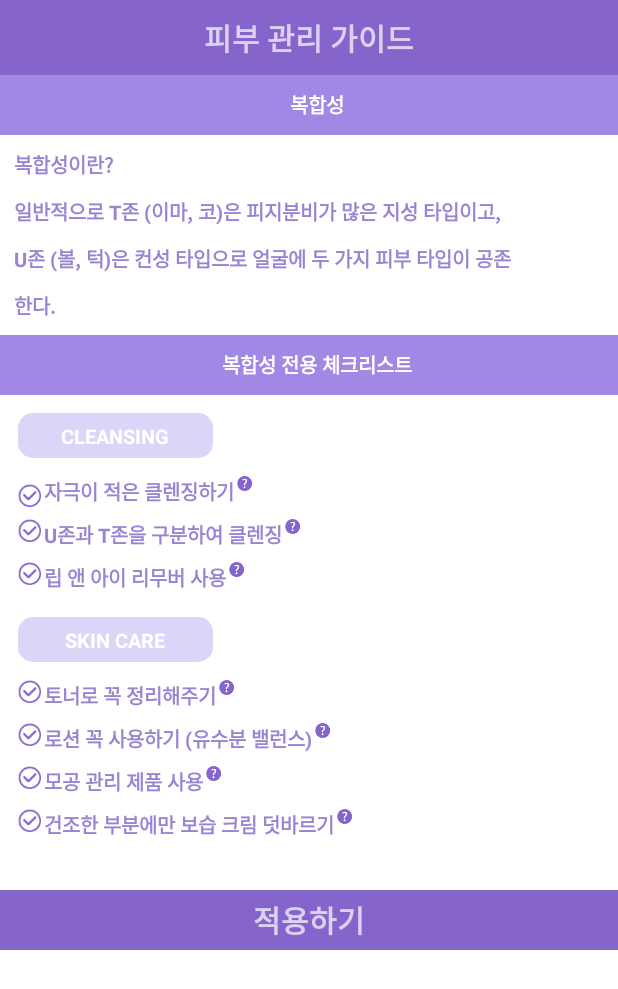
After one commit to JangKyungJoo/devCamp, an Android app: the GuideDetailActivity screen opened directly, with no data from a screen before it, on a phone screen of 412 x 824 dp. The commit adds this screen. Shown: the top 989 px of the screen. Run offline under Robolectric (Android 15) with nearby library versions, the phone set to English and light mode, and no system bars.

Commit message:
apply guid activity design

```diff
--- a/app/src/main/AndroidManifest.xml
+++ b/app/src/main/AndroidManifest.xml
@@ -17,6 +17,8 @@
             </intent-filter>
         </activity>
         <activity android:name=".SettingActivity"/>
+        <activity android:name=".GuideActivity"/>
+        <activity android:name=".GuideDetailActivity"/>
     </application>
 
 </manifest>
--- /dev/null
+++ b/app/src/main/java/com/example/devcamp/GuideDetailActivity.java
@@ -0,0 +1,14 @@
+package com.example.devcamp;
+
+import android.os.Bundle;
+import android.support.annotation.Nullable;
+import android.support.v7.app.AppCompatActivity;
+
+public class GuideDetailActivity extends AppCompatActivity {
+
+    @Override
+    protected void onCreate(@Nullable Bundle savedInstanceState) {
+        super.onCreate(savedInstanceState);
+        setContentView(R.layout.layout_guide_detail);
+    }
+}
--- a/app/src/main/java/com/example/devcamp/MainActivity.java
+++ b/app/src/main/java/com/example/devcamp/MainActivity.java
@@ -84,7 +84,8 @@ public class MainActivity extends AppCompatActivity {
         guideBtn.setOnClickListener(new View.OnClickListener() {
             @Override
             public void onClick(View view) {
-                Toast.makeText(getApplicationContext(), "guide", Toast.LENGTH_SHORT).show();
+                Intent intent = new Intent(getApplicationContext(), GuideActivity.class);
+                startActivity(intent);
             }
         });
 
--- /dev/null
+++ b/app/src/main/res/drawable/shape_rounded_corner.xml
@@ -0,0 +1,12 @@
+<?xml version="1.0" encoding="utf-8"?>
+<shape xmlns:android="http://schemas.android.com/apk/res/android" >
+
+    <solid android:color="#DBD5F7" />
+
+    <padding
+        android:left="1dp"
+        android:right="1dp"
+        android:top="1dp" />
+
+    <corners android:radius="10dp" />
+</shape>
--- /dev/null
+++ b/app/src/main/res/layout/layout_guide_detail.xml
@@ -0,0 +1,367 @@
+<?xml version="1.0" encoding="utf-8"?>
+<LinearLayout xmlns:android="http://schemas.android.com/apk/res/android"
+    android:orientation="vertical" android:layout_width="match_parent"
+    android:layout_height="match_parent"
+    android:background="@android:color/white">
+
+    <FrameLayout
+        android:layout_width="match_parent"
+        android:layout_height="@dimen/activity_title_height"
+        android:background="@color/colorPrimary">
+
+        <TextView
+            android:layout_width="wrap_content"
+            android:layout_height="wrap_content"
+            android:text="피부 관리 가이드"
+            android:textStyle="bold"
+            android:textSize="@dimen/activity_title_text_size"
+            android:layout_gravity="center"/>
+
+    </FrameLayout>
+
+    <FrameLayout
+        android:layout_width="match_parent"
+        android:layout_height="@dimen/item_guide_height"
+        android:background="@color/colorAccent"
+        android:padding="4dp">
+
+        <TextView
+            android:layout_width="wrap_content"
+            android:layout_height="wrap_content"
+            android:textSize="@dimen/setting_text_group_size"
+            android:layout_marginLeft="@dimen/icon_setting_group_margin"
+            android:textStyle="bold"
+            android:textColor="@android:color/white"
+            android:layout_gravity="center"
+            android:text="복합성"/>
+
+    </FrameLayout>
+
+
+    <LinearLayout
+        android:layout_width="match_parent"
+        android:layout_height="wrap_content"
+        android:orientation="vertical"
+        android:padding="4dp">
+
+        <TextView
+            android:layout_width="wrap_content"
+            android:layout_height="wrap_content"
+            android:textSize="@dimen/setting_text_group_size"
+            android:layout_margin="@dimen/icon_setting_group_margin"
+            android:textStyle="bold"
+            android:textColor="@color/colorPrimaryDark"
+            android:text="복합성이란?"/>
+
+        <TextView
+            android:layout_width="wrap_content"
+            android:layout_height="wrap_content"
+            android:textSize="@dimen/setting_text_group_size"
+            android:layout_margin="@dimen/icon_setting_group_margin"
+            android:textStyle="bold"
+            android:textColor="@color/colorPrimaryDark"
+            android:text="일반적으로 T존 (이마, 코)은 피지분비가 많은 지성 타입이고,"/>
+
+        <TextView
+            android:layout_width="wrap_content"
+            android:layout_height="wrap_content"
+            android:layout_margin="@dimen/icon_setting_group_margin"
+            android:textSize="@dimen/setting_text_group_size"
+            android:textStyle="bold"
+            android:textColor="@color/colorPrimaryDark"
+            android:text="U존 (볼, 턱)은 컨성 타입으로 얼굴에 두 가지 피부 타입이 공존"/>
+
+        <TextView
+            android:layout_width="wrap_content"
+            android:layout_height="wrap_content"
+            android:textSize="@dimen/setting_text_group_size"
+            android:layout_margin="@dimen/icon_setting_group_margin"
+            android:textStyle="bold"
+            android:textColor="@color/colorPrimaryDark"
+            android:text="한다."/>
+
+    </LinearLayout>
+
+    <FrameLayout
+        android:layout_width="match_parent"
+        android:layout_height="@dimen/item_guide_height"
+        android:background="@color/colorAccent"
+        android:padding="4dp">
+
+        <TextView
+            android:layout_width="wrap_content"
+            android:layout_height="wrap_content"
+            android:textSize="@dimen/setting_text_group_size"
+            android:layout_marginLeft="@dimen/icon_setting_group_margin"
+            android:textStyle="bold"
+            android:textColor="@android:color/white"
+            android:layout_gravity="center"
+            android:text="복합성 전용 체크리스트"/>
+
+    </FrameLayout>
+
+    <FrameLayout
+        android:layout_width="match_parent"
+        android:layout_height="330dp">
+
+        <LinearLayout
+            android:layout_width="match_parent"
+            android:layout_height="wrap_content"
+            android:orientation="vertical"
+            android:padding="12dp"
+            android:layout_gravity="left">
+
+            <FrameLayout
+                android:layout_width="130dp"
+                android:layout_height="wrap_content"
+                android:background="@drawable/shape_rounded_corner"
+                android:layout_marginBottom="12dp">
+
+                <TextView
+                    android:layout_width="wrap_content"
+                    android:layout_height="wrap_content"
+                    android:textSize="@dimen/setting_text_group_size"
+                    android:layout_gravity="center"
+                    android:layout_margin="@dimen/icon_setting_group_margin"
+                    android:textStyle="bold"
+                    android:textColor="@android:color/white"
+                    android:text="CLEANSING"/>
+
+            </FrameLayout>
+
+            <LinearLayout
+                android:layout_width="wrap_content"
+                android:layout_height="wrap_content"
+                android:layout_marginBottom="8dp"
+                android:orientation="horizontal">
+
+                <ImageView
+                    android:layout_width="@dimen/dialog_icon_size"
+                    android:layout_height="@dimen/dialog_icon_size"
+                    android:src="@mipmap/icon_guide_checkbox_true"
+                    android:layout_gravity="bottom"/>
+
+                <TextView
+                    android:layout_width="wrap_content"
+                    android:layout_height="wrap_content"
+                    android:textSize="@dimen/setting_text_group_size"
+                    android:textStyle="bold"
+                    android:textColor="@color/colorPrimaryDark"
+                    android:layout_marginLeft="2dp"
+                    android:text="자극이 적은 클렌징하기"/>
+
+                <ImageView
+                    android:layout_width="@dimen/icon_guide_size"
+                    android:layout_height="@dimen/icon_guide_size"
+                    android:layout_marginLeft="2dp"
+                    android:src="@mipmap/icon_guide_question"/>
+
+            </LinearLayout>
+
+            <LinearLayout
+                android:layout_width="wrap_content"
+                android:layout_height="wrap_content"
+                android:layout_marginBottom="8dp"
+                android:orientation="horizontal">
+
+                <ImageView
+                    android:layout_width="@dimen/dialog_icon_size"
+                    android:layout_height="@dimen/dialog_icon_size"
+                    android:src="@mipmap/icon_guide_checkbox_true"/>
+
+                <TextView
+                    android:layout_width="wrap_content"
+                    android:layout_height="wrap_content"
+                    android:textSize="@dimen/setting_text_group_size"
+                    android:textStyle="bold"
+                    android:textColor="@color/colorPrimaryDark"
+                    android:layout_marginLeft="2dp"
+                    android:text="U존과 T존을 구분하여 클렌징"/>
+
+                <ImageView
+                    android:layout_width="@dimen/icon_guide_size"
+                    android:layout_height="@dimen/icon_guide_size"
+                    android:layout_marginLeft="2dp"
+                    android:src="@mipmap/icon_guide_question"/>
+
+            </LinearLayout>
+
+            <LinearLayout
+                android:layout_width="wrap_content"
+                android:layout_height="wrap_content"
+                android:layout_marginBottom="8dp"
+                android:orientation="horizontal">
+
+                <ImageView
+                    android:layout_width="@dimen/dialog_icon_size"
+                    android:layout_height="@dimen/dialog_icon_size"
+                    android:src="@mipmap/icon_guide_checkbox_true"/>
+
+                <TextView
+                    android:layout_width="wrap_content"
+                    android:layout_height="wrap_content"
+                    android:textSize="@dimen/setting_text_group_size"
+                    android:textStyle="bold"
+                    android:textColor="@color/colorPrimaryDark"
+                    android:layout_marginLeft="2dp"
+                    android:text="립 앤 아이 리무버 사용"/>
+
+                <ImageView
+                    android:layout_width="@dimen/icon_guide_size"
+                    android:layout_height="@dimen/icon_guide_size"
+                    android:layout_marginLeft="2dp"
+                    android:src="@mipmap/icon_guide_question"/>
+
+            </LinearLayout>
+
+            <FrameLayout
+                android:layout_width="130dp"
+                android:layout_height="wrap_content"
+                android:background="@drawable/shape_rounded_corner"
+                android:layout_marginTop="8dp"
+                android:layout_marginBottom="12dp">
+
+                <TextView
+                    android:layout_width="wrap_content"
+                    android:layout_height="wrap_content"
+                    android:textSize="@dimen/setting_text_group_size"
+                    android:layout_margin="@dimen/icon_setting_group_margin"
+                    android:textStyle="bold"
+                    android:layout_gravity="center"
+                    android:textColor="@android:color/white"
+                    android:text="SKIN CARE"/>
+
+            </FrameLayout>
+
+            <LinearLayout
+                android:layout_width="wrap_content"
+                android:layout_height="wrap_content"
+                android:layout_marginBottom="8dp"
+                android:orientation="horizontal">
+
+                <ImageView
+                    android:layout_width="@dimen/dialog_icon_size"
+                    android:layout_height="@dimen/dialog_icon_size"
+                    android:src="@mipmap/icon_guide_checkbox_true"/>
+
+                <TextView
+                    android:layout_width="wrap_content"
+                    android:layout_height="wrap_content"
+                    android:textSize="@dimen/setting_text_group_size"
+                    android:textStyle="bold"
+                    android:textColor="@color/colorPrimaryDark"
+                    android:layout_marginLeft="2dp"
+                    android:text="토너로 꼭 정리해주기"/>
+
+                <ImageView
+                    android:layout_width="@dimen/icon_guide_size"
+                    android:layout_marginLeft="2dp"
+                    android:layout_height="@dimen/icon_guide_size"
+                    android:src="@mipmap/icon_guide_question"/>
+
+            </LinearLayout>
+
+            <LinearLayout
+                android:layout_width="wrap_content"
+                android:layout_height="wrap_content"
+                android:layout_marginBottom="8dp"
+                android:orientation="horizontal">
+
+                <ImageView
+                    android:layout_width="@dimen/dialog_icon_size"
+                    android:layout_height="@dimen/dialog_icon_size"
+                    android:src="@mipmap/icon_guide_checkbox_true"/>
+
+                <TextView
+                    android:layout_width="wrap_content"
+                    android:layout_height="wrap_content"
+                    android:textSize="@dimen/setting_text_group_size"
+                    android:textStyle="bold"
+                    android:textColor="@color/colorPrimaryDark"
+                    android:layout_marginLeft="2dp"
+                    android:text="로션 꼭 사용하기 (유수분 밸런스)"/>
+
+                <ImageView
+                    android:layout_width="@dimen/icon_guide_size"
+                    android:layout_height="@dimen/icon_guide_size"
+                    android:layout_marginLeft="2dp"
+                    android:src="@mipmap/icon_guide_question"/>
+
+            </LinearLayout>
+
+            <LinearLayout
+                android:layout_width="wrap_content"
+                android:layout_height="wrap_content"
+                android:layout_marginBottom="8dp"
+                android:orientation="horizontal">
+
+                <ImageView
+                    android:layout_width="@dimen/dialog_icon_size"
+                    android:layout_height="@dimen/dialog_icon_size"
+                    android:src="@mipmap/icon_guide_checkbox_true"/>
+
+                <TextView
+                    android:layout_width="wrap_content"
+                    android:layout_height="wrap_content"
+                    android:textSize="@dimen/setting_text_group_size"
+                    android:textStyle="bold"
+                    android:layout_marginLeft="2dp"
+                    android:textColor="@color/colorPrimaryDark"
+                    android:text="모공 관리 제품 사용"/>
+
+                <ImageView
+                    android:layout_width="@dimen/icon_guide_size"
+                    android:layout_height="@dimen/icon_guide_size"
+                    android:layout_marginLeft="2dp"
+                    android:src="@mipmap/icon_guide_question"/>
+
+            </LinearLayout>
+
+            <LinearLayout
+                android:layout_width="wrap_content"
+                android:layout_height="wrap_content"
+                android:layout_marginBottom="8dp"
+                android:orientation="horizontal">
+
+                <ImageView
+                    android:layout_width="@dimen/dialog_icon_size"
+                    android:layout_height="@dimen/dialog_icon_size"
+                    android:src="@mipmap/icon_guide_checkbox_true"/>
+
+                <TextView
+                    android:layout_width="wrap_content"
+                    android:layout_height="wrap_content"
+                    android:textSize="@dimen/setting_text_group_size"
+                    android:textStyle="bold"
+                    android:layout_marginLeft="2dp"
+                    android:textColor="@color/colorPrimaryDark"
+                    android:text="건조한 부분에만 보습 크림 덧바르기"/>
+
+                <ImageView
+                    android:layout_width="@dimen/icon_guide_size"
+                    android:layout_height="@dimen/icon_guide_size"
+                    android:layout_marginLeft="2dp"
+                    android:src="@mipmap/icon_guide_question"/>
+
+            </LinearLayout>
+
+        </LinearLayout>
+
+    </FrameLayout>
+
+    <FrameLayout
+        android:layout_width="match_parent"
+        android:layout_height="40dp"
+        android:background="@color/colorPrimary">
+
+        <TextView
+            android:layout_width="wrap_content"
+            android:layout_height="wrap_content"
+            android:text="적용하기"
+            android:textStyle="bold"
+            android:textSize="@dimen/activity_title_text_size"
+            android:layout_gravity="center"/>
+
+    </FrameLayout>
+
+</LinearLayout>
--- a/app/src/main/res/layout/layout_item_expandable.xml
+++ b/app/src/main/res/layout/layout_item_expandable.xml
@@ -1,7 +1,7 @@
 <?xml version="1.0" encoding="utf-8"?>
 <LinearLayout xmlns:android="http://schemas.android.com/apk/res/android"
     android:layout_width="match_parent"
-    android:layout_height="match_parent"
+    android:layout_height="40dp"
     android:padding="4dp">
 
     <ImageView
--- a/app/src/main/res/values/colors.xml
+++ b/app/src/main/res/values/colors.xml
@@ -2,5 +2,5 @@
 <resources>
     <color name="colorPrimary">#8564CC</color>
     <color name="colorPrimaryDark">#9984D3</color>
-    <color name="colorAccent">#FF4081</color>
+    <color name="colorAccent">#A188E5</color>
 </resources>
--- a/app/src/main/res/values/dimens.xml
+++ b/app/src/main/res/values/dimens.xml
@@ -25,7 +25,7 @@
     <dimen name="dialog_icon_size">15dp</dimen>
     <dimen name="dialog_saveBtn_height">30dp</dimen>
     <dimen name="dialog_saveBtn_marginTop">10dp</dimen>
-    <dimen name="icon_circle_margin">4dp</dimen>
+    <dimen name="icon_circle_margin">8dp</dimen>
     <dimen name="dialog_text_height">50dp</dimen>
     <dimen name="dialog_title_height">30dp</dimen>
     <dimen name="dialog_title_padding">4dp</dimen>
@@ -36,5 +36,7 @@
     <dimen name="icon_setting_child_size">20dp</dimen>
     <dimen name="icon_setting_toggle_width">25dp</dimen>
     <dimen name="icon_setting_toggle_height">25dp</dimen>
+    <dimen name="icon_guide_size">10dp</dimen>
     <dimen name="setting_text_group_size">13dp</dimen>
+    <dimen name="item_guide_height">40dp</dimen>
 </resources>
```
Also changed, not shown: app/src/main/java/com/example/devcamp/GuideActivity.java (+62 -1 lines), app/src/main/res/layout/layout_guide.xml (added, +171 -0 lines), app/src/main/res/mipmap-xhdpi/icon_guide_checkbox_false.png (added), app/src/main/res/mipmap-xhdpi/icon_guide_checkbox_true.png (added), app/src/main/res/mipmap-xhdpi/icon_guide_question.png (added), app/src/main/res/mipmap-xhdpi/icon_guide_skin_guide.png (added), app/src/main/res/mipmap-xhdpi/icon_guide_theme.png (added).
